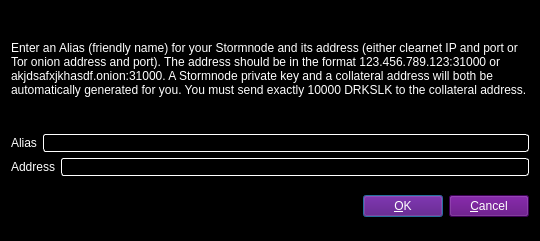
Old version of the form src/qt/forms/addeditstormnode.ui in the repository waffle-iron/DarkSilk-Release-Candidate.
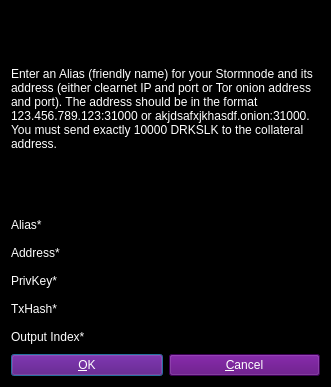
New version of the form.

```diff
--- a/src/qt/forms/addeditstormnode.ui
+++ b/src/qt/forms/addeditstormnode.ui
@@ -6,8 +6,8 @@
    <rect>
     <x>0</x>
     <y>0</y>
-    <width>540</width>
-    <height>241</height>
+    <width>331</width>
+    <height>387</height>
    </rect>
   </property>
   <property name="windowTitle">
@@ -23,15 +23,7 @@
   </property>
   <layout class="QVBoxLayout" name="verticalLayout">
    <item>
-    <layout class="QVBoxLayout" name="verticalLayout_2">
-     <property name="topMargin">
-      <number>0</number>
-     </property>
-     <property name="bottomMargin">
-      <number>0</number>
-     </property>
-     <item>
-      <widget class="QLabel" name="label_3">
+    <widget class="QLabel" name="label_9">
        <property name="sizePolicy">
         <sizepolicy hsizetype="Preferred" vsizetype="Expanding">
          <horstretch>0</horstretch>
@@ -39,7 +31,7 @@
         </sizepolicy>
        </property>
        <property name="text">
-        <string>&lt;html&gt;&lt;head/&gt;&lt;body&gt;&lt;p&gt;Enter an Alias (friendly name) for your Stormnode and its address (either clearnet IP and port or Tor onion address and port).  The address should be in the format 123.456.789.123:31000 or akjdsafxjkhasdf.onion:31000.  A Stormnode private key and a collateral address will both be automatically generated for you.  You must send exactly 10000 DRKSLK to the collateral address.&lt;/p&gt;&lt;/body&gt;&lt;/html&gt;</string>
+      <string>&lt;html&gt;&lt;head/&gt;&lt;body&gt;&lt;p&gt;Enter an Alias (friendly name) for your Stormnode and its address (either clearnet IP and port or Tor onion address and port). The address should be in the format 123.456.789.123:31000 or akjdsafxjkhasdf.onion:31000. You must send exactly 10000 DRKSLK to the collateral address.&lt;/p&gt;&lt;/body&gt;&lt;/html&gt;</string>
        </property>
        <property name="wordWrap">
         <bool>true</bool>
@@ -47,23 +39,53 @@
       </widget>
      </item>
      <item>
-      <layout class="QHBoxLayout" name="horizontalLayout">
+    <layout class="QHBoxLayout" name="horizontalLayout_4">
        <property name="bottomMargin">
         <number>0</number>
        </property>
        <item>
-        <widget class="QLabel" name="label">
+      <widget class="QLabel" name="label_4">
          <property name="text">
-          <string>Alias</string>
+        <string>Alias*</string>
          </property>
         </widget>
        </item>
        <item>
-        <widget class="QLineEdit" name="aliasLineEdit">
-         <property name="styleSheet">
-          <string notr="true">background: rgb(0,0,0); color: rgb(255,255,255); border: 1px inset white; border-radius: 3px; margin: 0px;</string>
-         </property>
-        </widget>
+      <widget class="QLineEdit" name="aliasLineEdit"/>
+     </item>
+    </layout>
+   </item>
+   <item>
+    <layout class="QHBoxLayout" name="horizontalLayout_5">
+     <property name="bottomMargin">
+      <number>0</number>
+     </property>
+     <item>
+      <widget class="QLabel" name="label_6">
+       <property name="text">
+        <string>Address*</string>
+       </property>
+      </widget>
+     </item>
+     <item>
+      <widget class="QLineEdit" name="addressLineEdit"/>
+     </item>
+    </layout>
+   </item>
+   <item>
+    <layout class="QHBoxLayout" name="horizontalLayout_3">
+     <property name="bottomMargin">
+      <number>0</number>
+     </property>
+     <item>
+      <widget class="QLabel" name="label_5">
+       <property name="text">
+        <string>PrivKey*</string>
+       </property>
+      </widget>
+     </item>
+     <item>
+      <widget class="QLineEdit" name="privkeyLineEdit"/>
        </item>
       </layout>
      </item>
@@ -75,75 +97,48 @@
        <item>
         <widget class="QLabel" name="label_2">
          <property name="text">
-          <string>Address</string>
+        <string>TxHash*</string>
          </property>
         </widget>
        </item>
        <item>
-        <widget class="QLineEdit" name="addressLineEdit">
-         <property name="styleSheet">
-          <string notr="true">background: rgb(0,0,0); color: rgb(255,255,255); border: 1px inset white; border-radius: 3px; margin: 0px;</string>
-         </property>
-        </widget>
-       </item>
+      <widget class="QLineEdit" name="txhashLineEdit"/>
+     </item>
+    </layout>
+   </item>
+   <item>
+    <layout class="QHBoxLayout" name="horizontalLayout_8">
+     <property name="bottomMargin">
+      <number>0</number>
+     </property>
+     <item>
+      <widget class="QLabel" name="label_8">
+       <property name="text">
+        <string>Output Index*</string>
+       </property>
+      </widget>
+     </item>
+     <item>
+      <widget class="QLineEdit" name="outputindexLineEdit"/>
+     </item>
       </layout>
      </item>
      <item>
-      <layout class="QHBoxLayout" name="horizontalLayout_3">
+    <layout class="QHBoxLayout" name="horizontalLayout_6">
        <property name="bottomMargin">
         <number>0</number>
        </property>
       </layout>
      </item>
+   <item>
+    <layout class="QHBoxLayout" name="horizontalLayout_7">
+     <property name="bottomMargin">
+      <number>0</number>
+     </property>
     </layout>
    </item>
    <item>
     <layout class="QHBoxLayout" name="horizontalLayout_Buttons">
-     <item>
-      <spacer name="horizontalSpacer_1">
-       <property name="orientation">
-        <enum>Qt::Horizontal</enum>
-       </property>
-       <property name="sizeHint" stdset="0">
-        <size>
-         <width>40</width>
-         <height>48</height>
-        </size>
-       </property>
-      </spacer>
-     </item>
-     <item>
-      <widget class="QLabel" name="statusLabel">
-       <property name="font">
-        <font>
-         <weight>75</weight>
-         <bold>true</bold>
-        </font>
-       </property>
-       <property name="text">
-        <string/>
-       </property>
-       <property name="textFormat">
-        <enum>Qt::PlainText</enum>
-       </property>
-       <property name="wordWrap">
-        <bool>true</bool>
-       </property>
-      </widget>
-     </item>
-     <item>
-      <spacer name="horizontalSpacer_2">
-       <property name="orientation">
-        <enum>Qt::Horizontal</enum>
-       </property>
-       <property name="sizeHint" stdset="0">
-        <size>
-         <width>40</width>
-         <height>48</height>
-        </size>
-       </property>
-      </spacer>
-     </item>
      <item>
       <widget class="QPushButton" name="okButton">
        <property name="styleSheet">
```
Lines whose indentation alone changed are shown as unchanged.
